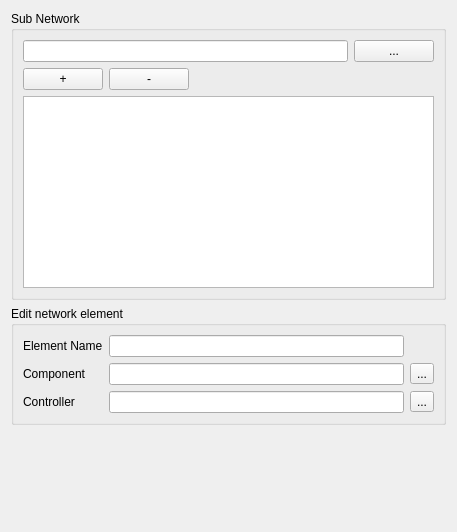
This is SIM-VICUS/src/SVDBSubNetworkEditWidget.ui in ghorwin/SIM-VICUS as Qt 5 draws it before an edit. The edited form follows.
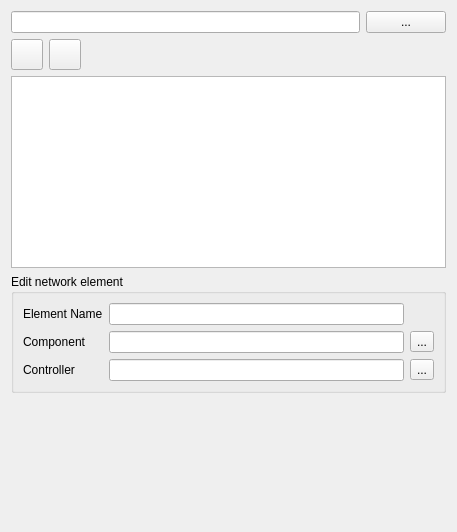
This is the edited form. Icons and pictures are not drawn. Custom widgets are drawn as their Qt base class.

What changed in the file:
```diff
--- a/SIM-VICUS/src/SVDBSubNetworkEditWidget.ui
+++ b/SIM-VICUS/src/SVDBSubNetworkEditWidget.ui
@@ -15,10 +15,6 @@
   </property>
   <layout class="QVBoxLayout" name="verticalLayout">
    <item>
-    <widget class="QGroupBox" name="groupBox_2">
-     <property name="title">
-      <string>Sub Network</string>
-     </property>
      <layout class="QVBoxLayout" name="verticalLayout_2">
       <item>
        <layout class="QHBoxLayout" name="horizontalLayout">
@@ -37,16 +33,30 @@
       <item>
        <layout class="QHBoxLayout" name="horizontalLayout_2">
         <item>
-         <widget class="QPushButton" name="pushButtonAddElement">
-          <property name="text">
-           <string>+</string>
+        <widget class="QToolButton" name="toolButtonAdd">
+         <property name="icon">
+          <iconset resource="../resources/SIM-VICUS.qrc">
+           <normaloff>:/gfx/actions/24x24/plus.png</normaloff>:/gfx/actions/24x24/plus.png</iconset>
+         </property>
+         <property name="iconSize">
+          <size>
+           <width>24</width>
+           <height>24</height>
+          </size>
           </property>
          </widget>
         </item>
         <item>
-         <widget class="QPushButton" name="pushButtonRemoveElement">
-          <property name="text">
-           <string>-</string>
+        <widget class="QToolButton" name="toolButtonRemove">
+         <property name="icon">
+          <iconset resource="../resources/SIM-VICUS.qrc">
+           <normaloff>:/gfx/actions/24x24/minus.png</normaloff>:/gfx/actions/24x24/minus.png</iconset>
+         </property>
+         <property name="iconSize">
+          <size>
+           <width>24</width>
+           <height>24</height>
+          </size>
           </property>
          </widget>
         </item>
@@ -69,7 +79,6 @@
        <widget class="QTableWidget" name="tableWidgetElements"/>
       </item>
      </layout>
-    </widget>
    </item>
    <item>
     <widget class="QGroupBox" name="groupBoxEditElement">
```
Left out of the diff: 4 changed lines with no effect on the pictures. Lines whose indentation alone changed are shown as unchanged.
